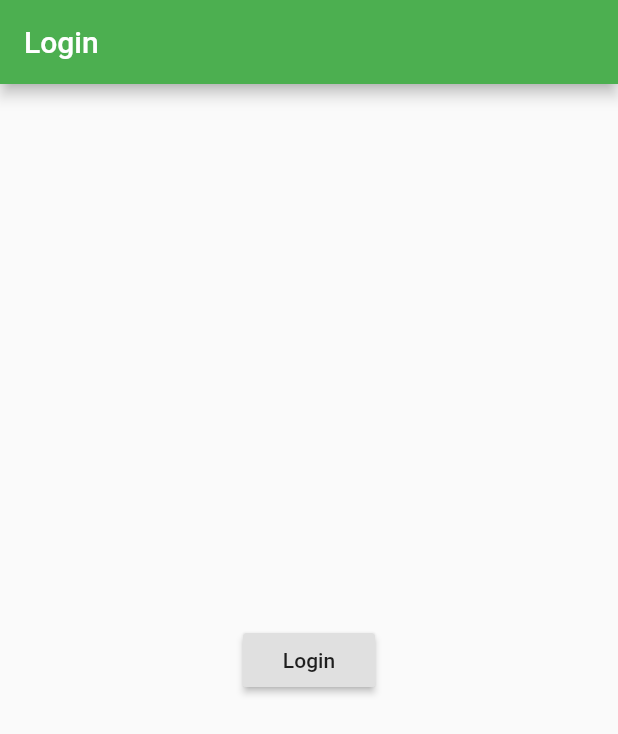
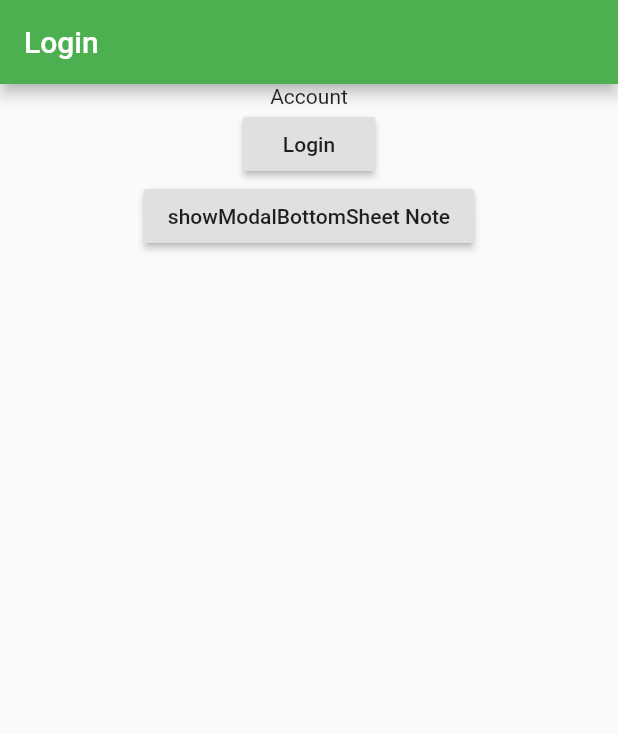
Before and after one commit to mervynwang/flutterLearn, a Flutter app: the screen it shows after launch, on a phone screen of 412 x 824 dp. Shown: the top 734 px of the screen. Run offline on Flutter 3.47's test engine with Material 2 defaults, Android fonts, the phone set to English and light mode, and no system bars.

```diff
--- a/lib/main.dart
+++ b/lib/main.dart
@@ -1,7 +1,14 @@
 import 'package:flutter/material.dart';
 import 'package:flutter/rendering.dart';
 import 'package:flutter/services.dart';
+import 'package:testpro/pages/setting.dart';
 import './pages/auth.dart';
+
+import './pages/home.dart';
+import './pages/setting.dart';
+import './pages/account.dart';
+import './pages/categorys.dart';
+import './pages/analytic.dart';
 
 void main() {
   // debugPaintSizeEnabled = true;
@@ -20,7 +27,25 @@ class MyApp extends StatelessWidget {
         primarySwatch: Colors.green,
         // brightness: Brightness.dark,
       ),
-        home: AuthPage()
+      home: AuthPage(),
+      routes: {
+        'Home': (BuildContext context) => HomePage(),
+        'Setting': (BuildContext context) => Setting(),
+        'Auth': (BuildContext context) => AuthPage(),
+        // 'Account' : (BuildContext context) => Account(""),
+        'Budget': (BuildContext context) => Setting(),
+        'Categorys': (BuildContext context) => Categorys(),
+        'Analytic': (BuildContext context) => Analytic(),
+      },
+      onGenerateRoute: (RouteSettings setting) {
+        print(setting);
+        print(setting.name);
+
+      },
+      onUnknownRoute: (RouteSettings setting) {
+        print(setting);
+        return MaterialPageRoute(builder: (BuildContext context) => HomePage() );
+      },
     );
   }
 }
--- a/lib/pages/auth.dart
+++ b/lib/pages/auth.dart
@@ -2,9 +2,13 @@ import 'package:flutter/material.dart';
 
 import './home.dart';
 
-class AuthPage extends StatelessWidget {
-  const AuthPage({Key key}) : super(key: key);
+class AuthPage extends StatefulWidget {
+  // AuthPage({Key key}) : super(key: key);
 
+  _AuthPageState createState() => _AuthPageState();
+}
+
+class _AuthPageState extends State<AuthPage> {
   @override
   Widget build(BuildContext context) {
     return Scaffold(
@@ -12,7 +16,10 @@ class AuthPage extends StatelessWidget {
         title: Text("Login"),
       ),
       body: Center(
-        child: RaisedButton(
+          child: Column(
+        children: <Widget>[
+          Text("Account"),
+          RaisedButton(
               child: Text("Login"),
               onPressed: () {
                 Navigator.pushReplacement(
@@ -20,7 +27,20 @@ class AuthPage extends StatelessWidget {
                     MaterialPageRoute(
                         builder: (BuildContext context) => HomePage()));
               }),
-      ),
+          RaisedButton(
+              child: Text("showModalBottomSheet Note"),
+              onPressed: () {
+                showModalBottomSheet(
+                  context: context,
+                  builder: (BuildContext context) {
+                    return Center(
+                      child: Text("note"),
+                    );
+                  }
+                );
+              }),
+        ],
+      )),
     );
   }
 }
```
Also changed, not shown: lib/pages/account.dart (+35 -3 lines), lib/pages/analytic.dart (added, +74 -0 lines), lib/pages/navbar.dart (+12 -23 lines). Lines whose indentation alone changed are shown as unchanged.
